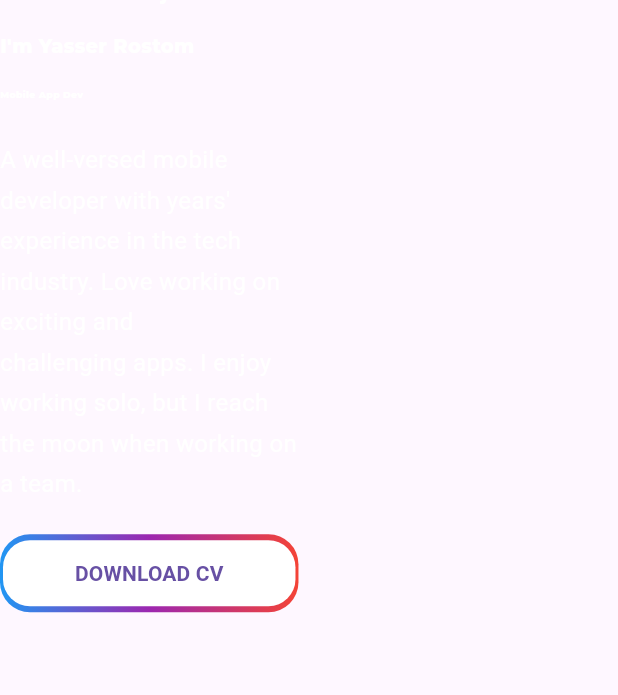
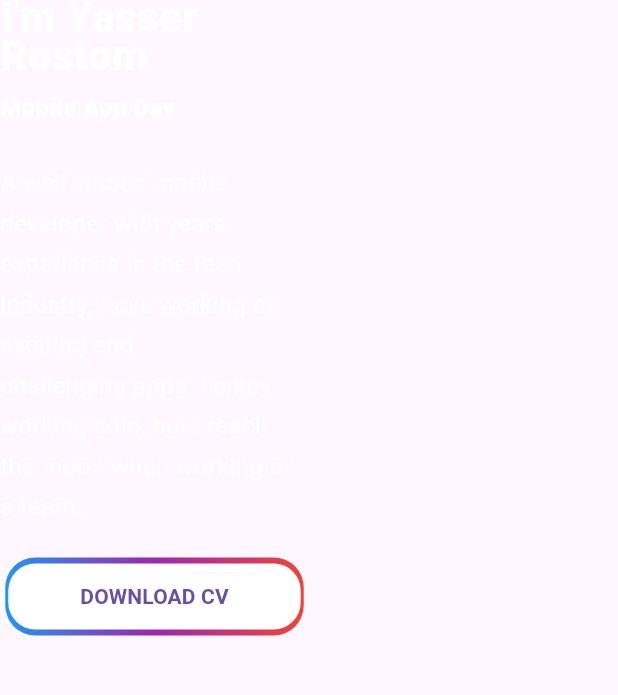
Before and after one commit to Yasser-Rostom/Yasser-Rostom.github.io, a Flutter app: the About widget shown alone on an empty page, opened directly, on a phone screen of 412 x 824 dp, the part 330-1025 px from its top. Run offline on Flutter 3.47's test engine with Material 3 defaults, Android fonts, the phone set to English and light mode, and no system bars; our stand-ins replace flutter_screenutil, get_it, google_fonts, responsive_builder, scrollable_positioned_list.

Commit message:
bug fixes and ui fixes

```diff
--- a/lib/app/sections/about/layouts/home_mobile.dart
+++ b/lib/app/sections/about/layouts/home_mobile.dart
@@ -11,11 +11,11 @@ class HomeContentMobile extends StatelessWidget {
     return  SingleChildScrollView(
       child: Column(
         mainAxisSize: MainAxisSize.max,
-        mainAxisAlignment: MainAxisAlignment.center,
+        mainAxisAlignment: MainAxisAlignment.center,crossAxisAlignment: CrossAxisAlignment.center,
         children: <Widget>[
           const About(),
-          const  SizedBox(height: 100,),
-          PersonalPhoto(size: (MediaQuery.of(context).size.width + MediaQuery.of(context).size.height)*0.1 ,)
+          const  SizedBox(height: 50,),
+          PersonalPhoto(size: (MediaQuery.of(context).size.width + MediaQuery.of(context).size.height)*0.2 ,)
         ],
       ),
     );
--- a/lib/app/sections/about/widgets/about.dart
+++ b/lib/app/sections/about/widgets/about.dart
@@ -14,8 +14,8 @@ class About extends StatelessWidget {
     return ResponsiveBuilder(builder: (context, sizingInformation) {
       double titleSize =
           sizingInformation.deviceScreenType == DeviceScreenType.mobile
-              ? 50
-              : 80;
+              ? 28
+              : 50;
       double descriptionSize =
           sizingInformation.deviceScreenType == DeviceScreenType.mobile
               ? 16
@@ -36,15 +36,24 @@ class About extends StatelessWidget {
                   color: Colors.white),
             ),
             const SizedBox(
-              height: 25,
+              height: 15,
             ),
-            Text('I\'m Yasser Rostom', style: AppStyle.text50PxMediumWhite),
+            Text('I\'m Yasser Rostom', style: TextStyle(
+                fontWeight: FontWeight.w800,
+                height: 0.9,
+                fontSize: titleSize,
+                color: Colors.white),
+            ),
             const SizedBox(
-              height: 25,
+              height: 15,
             ),
             Text(
               'Mobile App Dev',
-              style: AppStyle.text24PxMediumWhite,
+              style: TextStyle(
+                  fontWeight: FontWeight.w800,
+                  height: 0.9,
+                  fontSize: descriptionSize,
+                  color: Colors.white),
             ),
             const SizedBox(
               height: 30,
@@ -57,10 +66,15 @@ class About extends StatelessWidget {
             const SizedBox(
               height: 20,
             ),
-            ActionGradientButton(
+            sizingInformation.deviceScreenType == DeviceScreenType.mobile?   Center(
+              child: ActionGradientButton(
+                buttonLabel: "DOWNLOAD CV",
+                onTap: () => {openURL(cv)},
+              ),
+            ):ActionGradientButton(
               buttonLabel: "DOWNLOAD CV",
               onTap: () => {openURL(cv)},
-            )
+            ),
           ],
         ),
       );
--- a/lib/app/sections/contact/layouts/contact_desktop.dart
+++ b/lib/app/sections/contact/layouts/contact_desktop.dart
@@ -14,7 +14,9 @@ class ContactDesktop extends StatelessWidget {
       bgColor: Colors.black,
       width: 150,
       shape: BoxShape.rectangle,
-      child:  SectionContainer(title: "Get in Touch",
+      child:  Padding(
+        padding: const EdgeInsets.all(8.0),
+        child: SectionContainer(title: "Get in Touch",
           subTitle: "Let's jumpstart your project with a fresh and exciting beginning, setting the stage for success.",
           mainChild: Wrap(
               alignment: WrapAlignment.center,
@@ -35,6 +37,7 @@ class ContactDesktop extends StatelessWidget {
 
 
         ),
+      ),
     );
   }
 }
--- a/lib/app/sections/navigation_bar/layouts/mobile_layout/widgets/drawer_header.dart
+++ b/lib/app/sections/navigation_bar/layouts/mobile_layout/widgets/drawer_header.dart
@@ -14,7 +14,7 @@ class NavDrawerHeader extends StatelessWidget {
         mainAxisSize: MainAxisSize.min,
         children: <Widget>[
           Text(
-            'SKILL UP NOW',
+            'Craft Your Next Project',
             style: TextStyle(
               fontSize: 18,
               fontWeight: FontWeight.w800,
@@ -22,7 +22,7 @@ class NavDrawerHeader extends StatelessWidget {
             ),
           ),
           Text(
-            'TAP HERE',
+            'With Me',
             style: TextStyle(color: Colors.white),
           )
         ],
--- a/lib/app/sections/navigation_bar/layouts/mobile_layout/widgets/drawer_item.dart
+++ b/lib/app/sections/navigation_bar/layouts/mobile_layout/widgets/drawer_item.dart
@@ -11,7 +11,7 @@ class DrawerItem extends StatelessWidget {
   @override
   Widget build(BuildContext context) {
     return Padding(
-      padding: const EdgeInsets.only(left: 30, top: 60),
+      padding: const EdgeInsets.only(left: 30, top: 10),
       child: Row(
         children: <Widget>[
           Icon(icon,color: CupertinoColors.white,),
--- a/lib/core/routing/routes.dart
+++ b/lib/core/routing/routes.dart
@@ -1,7 +1,7 @@
 const String HomeRoute = "home";
 const String ProjectsRoute = "projects";
+const String ServicesRoute = "service";
 const String ContactRoute = "contact";
-const String ServicesRoute = "service";
 
 
 const int HomeIndex = 0;
--- a/lib/core/services/scrolling_provider.dart
+++ b/lib/core/services/scrolling_provider.dart
@@ -1,8 +1,9 @@
 import 'package:flutter/cupertino.dart';
+import 'package:portfolio/locator.dart';
 import 'package:scrollable_positioned_list/scrollable_positioned_list.dart';
 
 class ScrollProvider {
-  final ItemScrollController itemScrollController = ItemScrollController();
+  final ItemScrollController itemScrollController = locator<ItemScrollController>();
   final scrollDuration = const Duration(seconds: 1);
 
   void jumpTo(int index) => itemScrollController.scrollTo(
--- a/lib/core/utils/views_util.dart
+++ b/lib/core/utils/views_util.dart
@@ -3,7 +3,7 @@ import 'package:portfolio/app/sections/about/overview.dart';
 import 'package:portfolio/app/sections/contact/contact.dart';
 import 'package:portfolio/app/sections/projects/projects_view.dart';
 import 'package:portfolio/app/sections/servcies/services_view.dart';
-import 'package:portfolio/app/widgets/footer.dart';
+import 'package:portfolio/app/sections/footer/footer.dart';
 
 class BodyUtils {
   static const List<Widget> views = [
--- a/lib/locator.dart
+++ b/lib/locator.dart
@@ -1,9 +1,11 @@
 import 'package:get_it/get_it.dart';
+import 'package:scrollable_positioned_list/scrollable_positioned_list.dart';
 
 import 'core/services/scrolling_provider.dart';
 
 GetIt locator = GetIt.instance;
 
 void setupLocator() {
+  locator.registerLazySingleton(() => ItemScrollController());
   locator.registerLazySingleton(() => ScrollProvider());
 }
```
Also changed, not shown: lib/app/layout_template.dart (+2 -8 lines), lib/app/sections/footer/footer.dart (added, +16 -0 lines), lib/app/sections/footer/layouts/footer_desktop.dart (renamed from lib/app/widgets/footer.dart, +7 -6 lines), lib/app/sections/footer/layouts/footer_mobile.dart (added, +45 -0 lines), lib/app/sections/navigation_bar/layouts/mobile_layout/navigation_bar_mobile.dart (+5 -4 lines), lib/app/sections/navigation_bar/layouts/mobile_layout/widgets/drawer.dart (+36 -13 lines), lib/app/sections/navigation_bar/layouts/navigation_bar_tablet_desktop.dart (+5 -5 lines), lib/app/sections/navigation_bar/widget/navigation_button.dart (+15 -4 lines), lib/core/services/navigation.dart (deleted, +0 -14 lines), assets/logo.png, 1 other file. Lines whose indentation alone changed are shown as unchanged.
